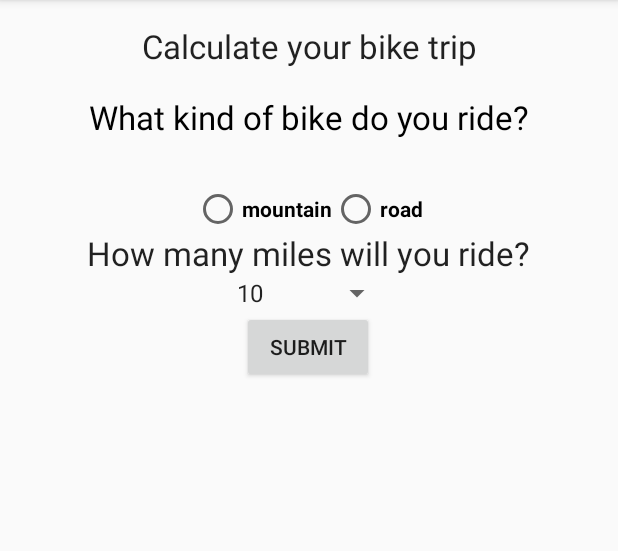
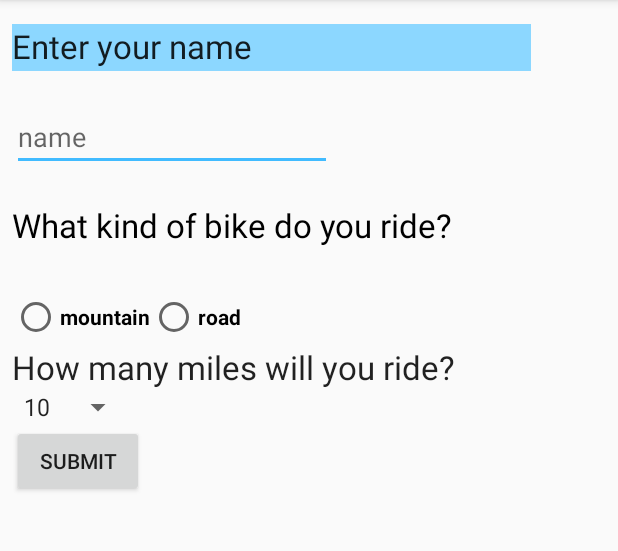
Before and after one commit to userbeau/beauwalters_MAD, an Android app: the screen it shows after launch (MainActivity), on a phone screen of 412 x 824 dp, the part 84-635 px from its top. Run offline under Robolectric (Android 15) with nearby library versions, the phone set to English and light mode, and no system bars.

Commit message:
added edit text

```diff
--- a/Labs/Lab7/app/src/main/java/com/example/lab7/MainActivity.java
+++ b/Labs/Lab7/app/src/main/java/com/example/lab7/MainActivity.java
@@ -5,6 +5,7 @@ import androidx.appcompat.app.AppCompatActivity;
 import android.content.Context;
 import android.os.Bundle;
 import android.view.View;
+import android.widget.EditText;
 import android.widget.ImageView;
 import android.widget.Spinner;
 import android.widget.RadioGroup;
@@ -17,6 +18,7 @@ public class MainActivity<bikeS> extends AppCompatActivity {
     private TextView bikeSelected;
     private Spinner miles;
     private ImageView image;
+    private EditText nameText;
 
     @Override
     protected void onCreate(Bundle savedInstanceState) {
@@ -27,6 +29,7 @@ public class MainActivity<bikeS> extends AppCompatActivity {
         bikeSelected = findViewById(R.id.textView);
         miles = findViewById(R.id.spinner);
         image = findViewById(R.id.imageView);
+        nameText = findViewById(R.id.editText);
     }
 
     public void showBike(View view) {
@@ -94,7 +97,7 @@ public class MainActivity<bikeS> extends AppCompatActivity {
                     }
                     image.setImageResource(R.drawable.roadbike);
                 }
-                bikeSelected.setText("It will take you " + bikeS + " hours");
+                bikeSelected.setText(nameText.getText().toString() + "It will take you " + bikeS + " hours");
             }
 
         }
--- a/Labs/Lab7/app/src/main/res/layout/activity_main.xml
+++ b/Labs/Lab7/app/src/main/res/layout/activity_main.xml
@@ -10,27 +10,38 @@
         android:id="@+id/maintitle"
         android:layout_width="346dp"
         android:layout_height="31dp"
+        android:background="#8CD7FF"
+        android:layout_marginStart="8dp"
         android:layout_marginTop="16dp"
         android:text="@string/titletext"
-        android:textAlignment="center"
+        android:textAlignment="textStart"
         android:textAppearance="@style/TextAppearance.AppCompat.Large"
         android:typeface="normal"
-        app:layout_constraintEnd_toEndOf="parent"
         app:layout_constraintLeft_toLeftOf="parent"
-        app:layout_constraintRight_toRightOf="parent"
         app:layout_constraintStart_toStartOf="parent"
         app:layout_constraintTop_toTopOf="parent" />
+
+    <ImageView
+        android:id="@+id/imageView"
+        android:layout_width="404dp"
+        android:layout_height="306dp"
+        android:layout_marginTop="52dp"
+        android:contentDescription="@string/image"
+        app:layout_constraintEnd_toEndOf="parent"
+        app:layout_constraintHorizontal_bias="0.4"
+        app:layout_constraintStart_toStartOf="parent"
+        app:layout_constraintTop_toBottomOf="@+id/textView" />
 
     <TextView
         android:id="@+id/bikekind"
         android:layout_width="309dp"
         android:layout_height="45dp"
-        android:layout_marginTop="16dp"
+        android:layout_marginStart="8dp"
+        android:layout_marginTop="88dp"
         android:text="@string/choosebiketype"
-        android:textAlignment="center"
+        android:textAlignment="textStart"
         android:textColor="#000000"
         android:textSize="22sp"
-        app:layout_constraintEnd_toEndOf="parent"
         app:layout_constraintStart_toStartOf="parent"
         app:layout_constraintTop_toBottomOf="@+id/maintitle" />
 
@@ -38,11 +49,10 @@
         android:id="@+id/radioGroup"
         android:layout_width="wrap_content"
         android:layout_height="0dp"
+        android:layout_marginStart="8dp"
         android:layout_marginTop="16dp"
         android:orientation="horizontal"
         app:layout_constraintBottom_toTopOf="@+id/textView2"
-        app:layout_constraintEnd_toEndOf="parent"
-        app:layout_constraintHorizontal_bias="0.498"
         app:layout_constraintStart_toStartOf="parent"
         app:layout_constraintTop_toBottomOf="@+id/bikekind">
 
@@ -51,25 +61,28 @@
             android:layout_width="match_parent"
             android:layout_height="wrap_content"
             android:text="@string/mtnbike"
-            android:textStyle="bold" />
+            android:textStyle="bold"
+            tools:layout_editor_absoluteX="10dp"
+            tools:layout_editor_absoluteY="196dp" />
 
         <RadioButton
             android:id="@+id/radioButton2"
             android:layout_width="match_parent"
             android:layout_height="wrap_content"
             android:text="@string/roadbike"
-            android:textStyle="bold" />
+            android:textStyle="bold"
+            tools:layout_editor_absoluteX="102dp"
+            tools:layout_editor_absoluteY="196dp" />
     </RadioGroup>
 
     <TextView
         android:id="@+id/textView"
         android:layout_width="wrap_content"
         android:layout_height="0dp"
+        android:layout_marginStart="8dp"
         android:text="@string/answer"
         android:textAlignment="center"
         android:textAppearance="@style/TextAppearance.AppCompat.Large"
-        app:layout_constraintEnd_toEndOf="parent"
-        app:layout_constraintHorizontal_bias="0.498"
         app:layout_constraintStart_toStartOf="parent"
         app:layout_constraintTop_toBottomOf="@+id/button" />
 
@@ -77,10 +90,11 @@
         android:id="@+id/textView2"
         android:layout_width="wrap_content"
         android:layout_height="0dp"
+        android:layout_marginStart="8dp"
+        android:layout_marginTop="4dp"
         android:text="@string/howmanymiles"
+        android:textAlignment="textStart"
         android:textAppearance="@style/TextAppearance.AppCompat.Large"
-        app:layout_constraintEnd_toEndOf="parent"
-        app:layout_constraintHorizontal_bias="0.497"
         app:layout_constraintStart_toStartOf="parent"
         app:layout_constraintTop_toBottomOf="@+id/radioGroup" />
 
@@ -88,11 +102,8 @@
         android:id="@+id/spinner"
         android:layout_width="0dp"
         android:layout_height="wrap_content"
-        android:layout_marginStart="150dp"
-        android:layout_marginEnd="150dp"
+        android:layout_marginStart="8dp"
         android:entries="@array/miles"
-        app:layout_constraintEnd_toEndOf="parent"
-        app:layout_constraintHorizontal_bias="0.0"
         app:layout_constraintStart_toStartOf="parent"
         app:layout_constraintTop_toBottomOf="@+id/textView2" />
 
@@ -100,22 +111,22 @@
         android:id="@+id/button"
         android:layout_width="wrap_content"
         android:layout_height="0dp"
+        android:layout_marginStart="8dp"
         android:onClick="showBike"
         android:text="@string/submit"
-        app:layout_constraintEnd_toEndOf="parent"
-        app:layout_constraintHorizontal_bias="0.498"
         app:layout_constraintStart_toStartOf="parent"
         app:layout_constraintTop_toBottomOf="@+id/spinner" />
 
-    <ImageView
-        android:id="@+id/imageView"
-        android:layout_width="410dp"
-        android:layout_height="437dp"
-        android:layout_marginTop="60dp"
-        android:contentDescription="@string/image"
-        app:layout_constraintEnd_toEndOf="parent"
-        app:layout_constraintHorizontal_bias="0.0"
+    <EditText
+        android:id="@+id/editText"
+        android:layout_width="wrap_content"
+        android:layout_height="wrap_content"
+        android:layout_marginStart="8dp"
+        android:ems="10"
+        android:hint="@string/name"
+        android:inputType="textPersonName"
+        app:layout_constraintBottom_toTopOf="@+id/bikekind"
         app:layout_constraintStart_toStartOf="parent"
-        app:layout_constraintTop_toBottomOf="@+id/textView" />
+        app:layout_constraintTop_toBottomOf="@+id/maintitle" />
 
 </androidx.constraintlayout.widget.ConstraintLayout>
--- a/Labs/Lab7/app/src/main/res/values/strings.xml
+++ b/Labs/Lab7/app/src/main/res/values/strings.xml
@@ -1,9 +1,10 @@
 <resources>
     <string name="app_name">Lab7</string>
-    <string name="titletext">Calculate your bike trip</string>
+    <string name="titletext">Enter your name</string>
     <string name="choosebiketype">What kind of bike do you ride?</string>
     <string name="howmanymiles">How many miles will you ride?</string>
     <string name="roadbike">road</string>
+    <string name="name">name</string>
     <string name="mtnbike">mountain</string>
     <string name="answer"></string>
     <string name="submit">submit</string>
```
